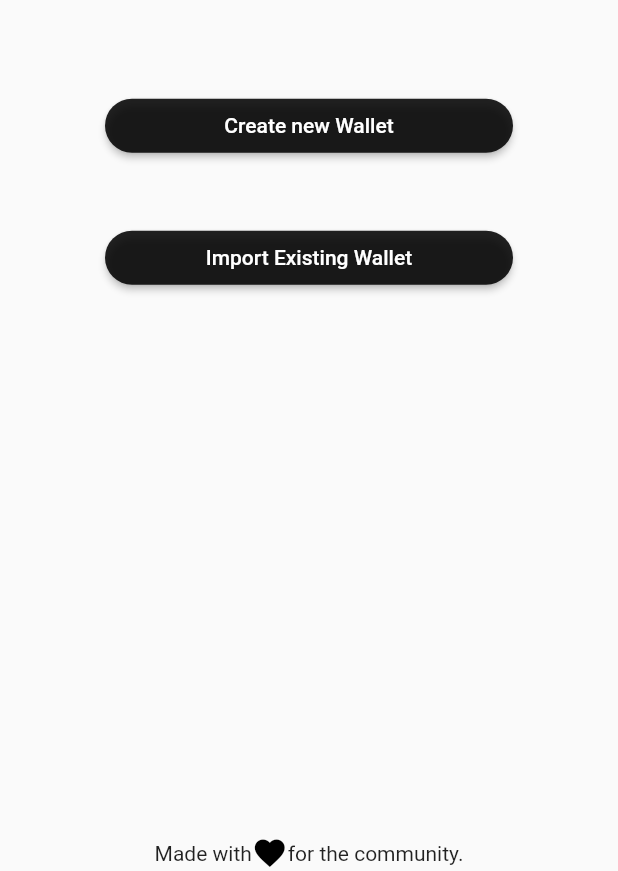
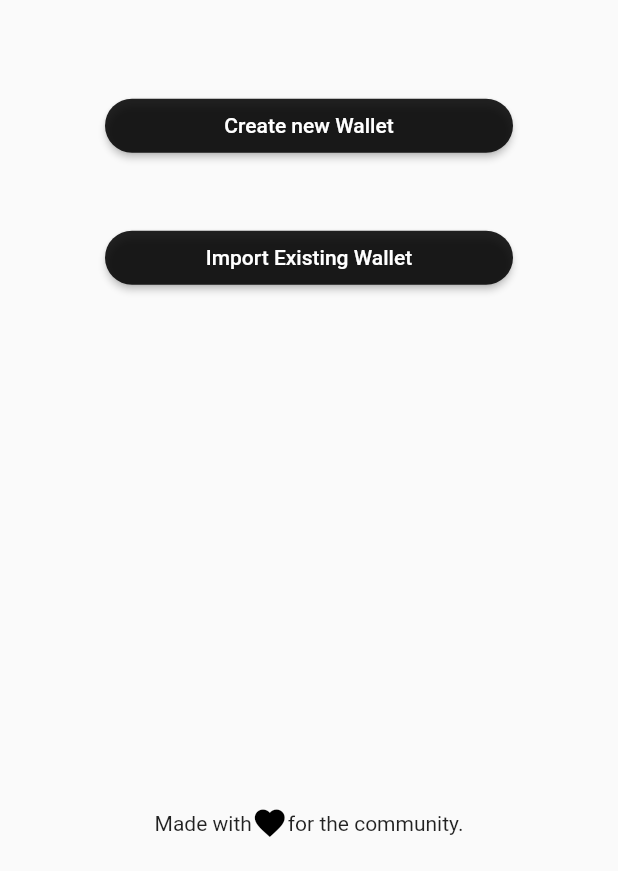
Before and after one commit to ThreeDotsTech/nyzo_wallet, a Flutter app: the screen it shows after launch, on a phone screen of 412 x 824 dp, the part 365-1236 px from its top. Run offline on Flutter 3.47's test engine with Material 2 defaults, Android fonts, the phone set to English and light mode, and no system bars; our stand-ins replace auto_size_text, flutter_secure_storage, flutter_slidable, flutter_spinkit, hex, html_unescape and 8 more; missing offline and left inert: dart:js, dart:js_util, direct_select_flutter, flutter_picker, flutter_statusbarcolor, flutter_string_encryption and 2 more; network calls fail.

Commit message:
The love now displays properly.

```diff
--- a/lib/homePage.dart
+++ b/lib/homePage.dart
@@ -13,7 +13,6 @@ class HomePage extends StatefulWidget {
 }
 
 class _MyHomePageState extends State<HomePage> {
-
   bool _walletCreated;
   bool _visibleButttons = false;
 
@@ -83,7 +82,9 @@ class _MyHomePageState extends State<HomePage> {
                                     builder: (context) => NewWalletScreen()),
                               );
                             },
-                            child: Text(AppLocalizations.of(context).translate("String65"),
+                            child: Text(
+                                AppLocalizations.of(context)
+                                    .translate("String65"),
                                 style: TextStyle(color: Colors.white)),
                           )),
                       new Padding(
@@ -115,13 +116,16 @@ class _MyHomePageState extends State<HomePage> {
             new Expanded(
               child: new Container(),
             ),
-            new Row(
+            Padding(
+              padding: const EdgeInsets.only(bottom: 20.0),
+              child: new Row(
                 mainAxisAlignment: MainAxisAlignment.center,
                 children: <Widget>[
                   new Text(AppLocalizations.of(context).translate("String39")),
                   new Icon(Icons.favorite, color: Colors.black),
                   new Text(AppLocalizations.of(context).translate("String40"))
                 ],
+              ),
             )
           ],
         ),
```
Lines whose indentation alone changed are shown as unchanged.
